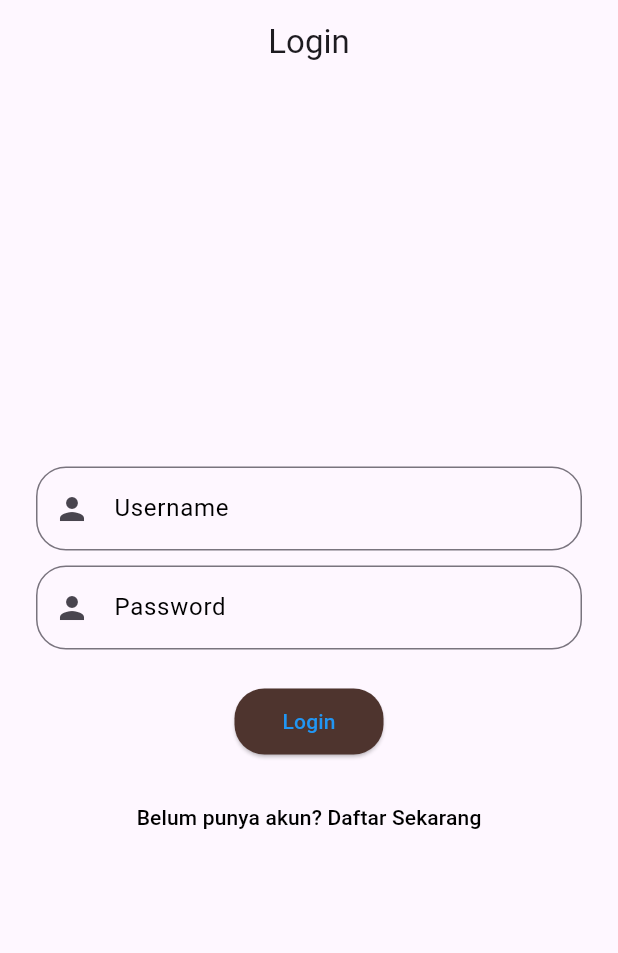
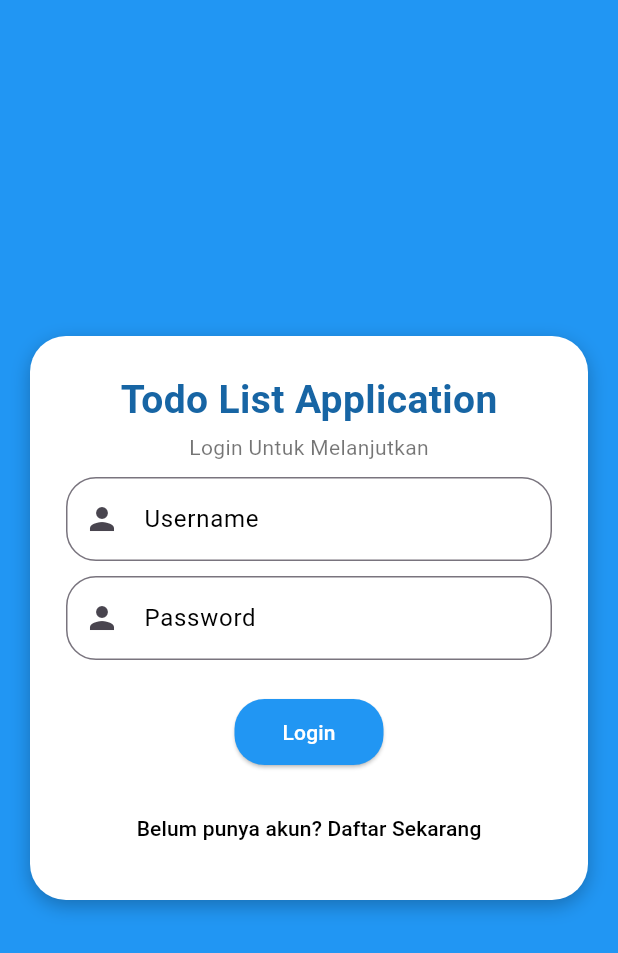
Before and after one commit to ASenoJati/todo_app, a Flutter app: the screen it shows after launch, on a phone screen of 412 x 824 dp. Shown: the top 953 px of the screen. Run offline on Flutter 3.47's test engine with Material 3 defaults, Android fonts, the phone set to English and light mode, and no system bars; our stand-ins replace get.

```diff
--- a/lib/components/CButton.dart
+++ b/lib/components/CButton.dart
@@ -18,7 +18,7 @@ class CButton extends StatelessWidget {
       onPressed: onPressed,
       child: Text(myText, style: TextStyle(color: myTextColor)),
       style: ElevatedButton.styleFrom(
-        backgroundColor: Colors.brown[800],
+        backgroundColor: Colors.blue,
         padding: const EdgeInsets.symmetric(horizontal: 32, vertical: 12),
         shape: RoundedRectangleBorder(borderRadius: BorderRadius.circular(20)),
       ),
--- a/lib/components/CTextField.dart
+++ b/lib/components/CTextField.dart
@@ -7,6 +7,7 @@ class CTextfield extends StatelessWidget {
   final String label;
   final Color labelColor;
   final bool pass;
+  final bool obscureText;
   final Color? bordercolor;
   final double? borderWidht;
   final double? borderRadius;
@@ -21,6 +22,7 @@ class CTextfield extends StatelessWidget {
     required this.borderRadius,
     required this.borderWidht,
     required this.bordercolor,
+    required this.obscureText,
   });
 
   @override
@@ -29,7 +31,7 @@ class CTextfield extends StatelessWidget {
       keyboardType: isNumber ? TextInputType.number : TextInputType.text,
       inputFormatters: isNumber ? [FilteringTextInputFormatter.digitsOnly] : [],
       controller: controller,
-      obscureText: pass,
+      obscureText: obscureText,
       decoration: InputDecoration(
         labelText: label,
         labelStyle: TextStyle(color: labelColor),
@@ -40,7 +42,9 @@ class CTextfield extends StatelessWidget {
             width: borderWidht ?? 1.0,
           ),
         ),
-        prefixIcon: isNumber ? const Icon(Icons.numbers) : const Icon(Icons.person)
+        prefixIcon: isNumber
+            ? const Icon(Icons.numbers)
+            : const Icon(Icons.person),
       ),
     );
   }
--- a/lib/controllers/TodoController.dart
+++ b/lib/controllers/TodoController.dart
@@ -44,6 +44,12 @@ class TodoController extends GetxController {
     todos.refresh();
   }
 
+  void deleteTodo(int index) {
+    if (index >= 0 && index < todos.length) {
+      todos.removeAt(index);
+    }
+  }
+
   List<Todo> get activeTodos => todos.where((t) => !t.isDone).toList();
   List<Todo> get history => todos.where((t) => t.isDone).toList();
 }
--- a/lib/pages/HomePage.dart
+++ b/lib/pages/HomePage.dart
@@ -22,7 +22,7 @@ class HomePage extends StatelessWidget {
         bottomNavigationBar: BottomNavigationBar(
           currentIndex: controller.currentIndex.value,
           onTap: controller.changeTab,
-          backgroundColor: Colors.brown[800],
+          backgroundColor: Colors.blueAccent,
           selectedItemColor: Colors.white,
           unselectedItemColor: Colors.white70,
           items: const [
--- a/lib/pages/LoginPage.dart
+++ b/lib/pages/LoginPage.dart
@@ -3,6 +3,7 @@ import 'package:get/get.dart';
 import 'package:todo_app/components/CButton.dart';
 import 'package:todo_app/components/CTextField.dart';
 import 'package:todo_app/controllers/LoginController.dart';
+import 'package:todo_app/components/CColor.dart';
 
 class LoginPage extends GetView<LoginController> {
   const LoginPage({super.key});
@@ -11,16 +12,49 @@ class LoginPage extends GetView<LoginController> {
   Widget build(BuildContext context) {
     // TODO: implement build
     return Scaffold(
-      appBar: AppBar(title: const Text('Login'), centerTitle: true),
+    backgroundColor:Colors.blue ,
       body: Center(
         child: SingleChildScrollView(
+          child: Container(
               padding: const EdgeInsets.all(24.0),
+              margin: const EdgeInsets.symmetric(horizontal: 20),
+              decoration: BoxDecoration(
+                color: Colors.white,
+                borderRadius: BorderRadius.circular(24),
+                boxShadow: [
+                  BoxShadow(
+                    color: Colors.black26,
+                    blurRadius: 10,
+                    offset: const Offset(0, 4),
+                  )
+                ],
+              ),
+
                 child: Column(
                   mainAxisAlignment: MainAxisAlignment.center,
                   children: <Widget>[
+                    const Text(
+                      "Todo List Application",
+                      style: TextStyle(
+                        fontSize: 26,
+                        fontWeight: FontWeight.bold,
+                        color: Color.fromARGB(255, 23, 101, 164),
+
+                      ),
+                    ),
+                    const SizedBox(height: 3),
+                    const Text(
+                      "Login Untuk Melanjutkan",
+                      style: TextStyle(color: Colors.black54),
+                    ),
+
+                    SizedBox(height: 10),
+
+
                     CTextfield(
                       controller: controller.usernameController,
                       label: 'Username',
+                      obscureText: false,
                       labelColor: Colors.black,
                       pass: false,
                       isNumber: false,
@@ -34,6 +68,7 @@ class LoginPage extends GetView<LoginController> {
                     CTextfield(
                       controller: controller.passwordController,
                       label: 'Password',
+                      obscureText: true,
                       labelColor: Colors.black,
                       pass: false,
                       isNumber: false,
@@ -45,8 +80,9 @@ class LoginPage extends GetView<LoginController> {
                     const SizedBox(height: 24.0),
 
                     CButton(
+
                       myText: 'Login',
-                myTextColor: Colors.blue,
+                      myTextColor: const Color.fromARGB(255, 255, 255, 255),
                       onPressed: controller.login,
                     ),
 
@@ -63,6 +99,8 @@ class LoginPage extends GetView<LoginController> {
                       ),
                     ),
                   ],
+                )
+
           ),
         ),
       ),
--- a/pubspec.yaml
+++ b/pubspec.yaml
@@ -22,4 +22,4 @@ dev_dependencies:
 flutter:
   uses-material-design: true
   assets:
-    - images/
+    - image/
```
Also changed, not shown: lib/components/CColor.dart (added, +11 -0 lines), lib/components/CTodoCard.dart (+17 -4 lines), lib/pages/HistoryPage.dart (+21 -2 lines), lib/pages/ProfilePage.dart (+10 -6 lines), lib/pages/TodoPage.dart (+17 -1 lines), image/arkana.jpg (added), image/photoprofil.png (added). Lines whose indentation alone changed are shown as unchanged.
